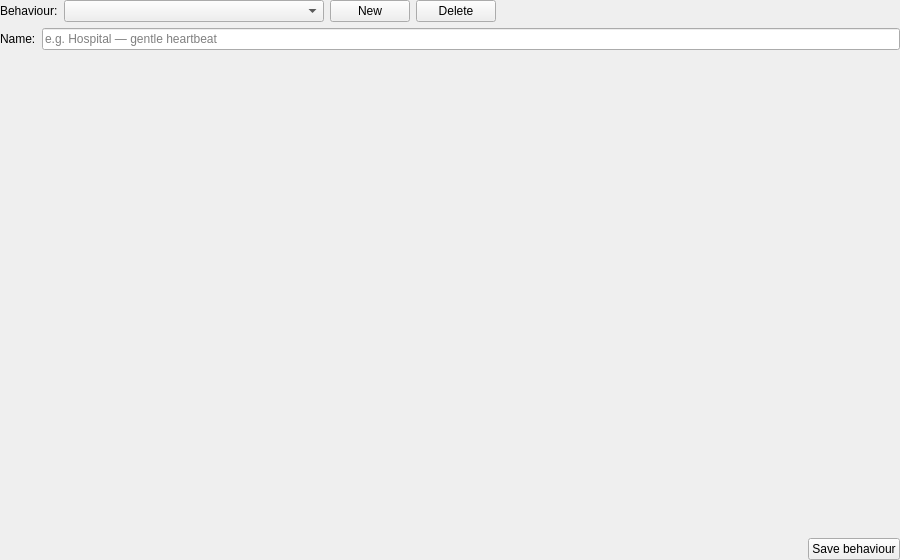
techandpeople/SoftEdIBO, file src/gui/ui/behavior_editor_panel.ui: the form before one commit.
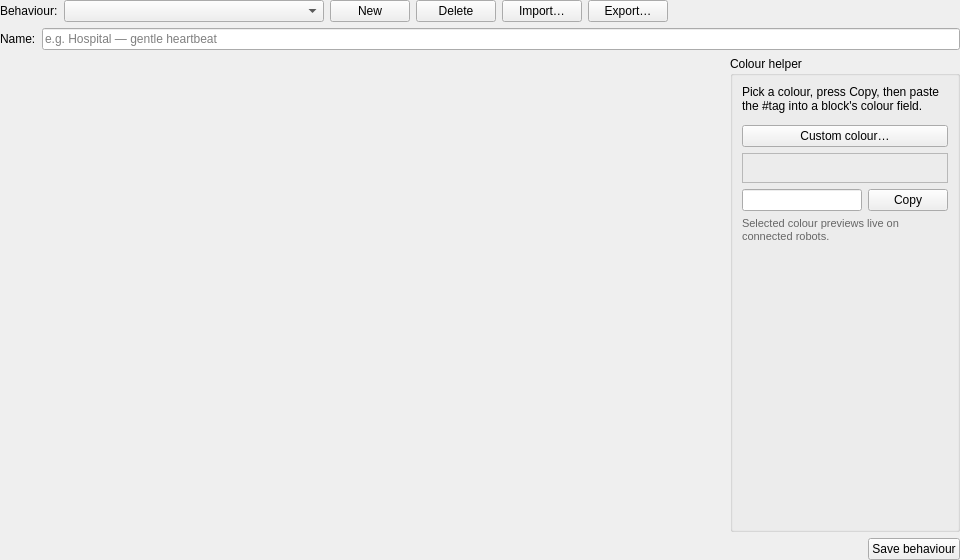
The form after the commit.

Patch:
```diff
--- a/src/gui/ui/behavior_editor_panel.ui
+++ b/src/gui/ui/behavior_editor_panel.ui
@@ -3,7 +3,7 @@
  <class>BehaviorEditorPanel</class>
  <widget class="QWidget" name="BehaviorEditorPanel">
   <property name="geometry">
-   <rect><x>0</x><y>0</y><width>900</width><height>560</height></rect>
+   <rect><x>0</x><y>0</y><width>960</width><height>560</height></rect>
   </property>
   <layout class="QVBoxLayout" name="verticalLayout">
    <property name="leftMargin"><number>0</number></property>
@@ -37,6 +37,18 @@
        <property name="whatsThis"><string>Delete the selected saved behaviour from the database. Cannot be undone.</string></property>
       </widget>
      </item>
+     <item>
+      <widget class="QPushButton" name="importButton">
+       <property name="text"><string>Import…</string></property>
+       <property name="whatsThis"><string>Load a behaviour from a portable .json file as a new, unsaved behaviour for review.</string></property>
+      </widget>
+     </item>
+     <item>
+      <widget class="QPushButton" name="exportButton">
+       <property name="text"><string>Export…</string></property>
+       <property name="whatsThis"><string>Save the current behaviour to a portable .json file you can share or back up.</string></property>
+      </widget>
+     </item>
      <item>
       <spacer name="top_spacer">
        <property name="orientation"><enum>Qt::Horizontal</enum></property>
@@ -61,6 +73,8 @@
     </layout>
    </item>
    <item>
+    <layout class="QHBoxLayout" name="editor_row">
+     <item>
     <widget class="QWidget" name="webContainer" native="true">
      <property name="whatsThis"><string>Drag blocks here to build the activity behaviour. Phases are States; inside each State you stack actions (set the LED, beat, inflate, wait, wait for touch…) and add Transitions that move to another phase after a time, enough touches, or an organ condition.</string></property>
      <property name="sizePolicy">
@@ -75,6 +89,80 @@
       <property name="bottomMargin"><number>0</number></property>
      </layout>
     </widget>
+     </item>
+     <item>
+      <widget class="QGroupBox" name="colourGroup">
+       <property name="title"><string>Colour helper</string></property>
+       <property name="maximumSize">
+        <size><width>230</width><height>16777215</height></size>
+       </property>
+       <property name="whatsThis"><string>Pick a colour visually here, Copy it, then paste the #tag into the colour field of a "set LED" or "set LED halves" block. The selected colour previews live on the connected robots.</string></property>
+       <layout class="QVBoxLayout" name="colourLayout">
+        <item>
+         <widget class="QLabel" name="colourHelp">
+          <property name="text"><string>Pick a colour, press Copy, then paste the #tag into a block's colour field.</string></property>
+          <property name="wordWrap"><bool>true</bool></property>
+         </widget>
+        </item>
+        <item>
+         <widget class="QWidget" name="swatchContainer" native="true">
+          <layout class="QGridLayout" name="swatchLayout">
+           <property name="leftMargin"><number>0</number></property>
+           <property name="topMargin"><number>0</number></property>
+           <property name="rightMargin"><number>0</number></property>
+           <property name="bottomMargin"><number>0</number></property>
+           <property name="spacing"><number>4</number></property>
+          </layout>
+         </widget>
+        </item>
+        <item>
+         <widget class="QPushButton" name="pickColourButton">
+          <property name="text"><string>Custom colour…</string></property>
+          <property name="whatsThis"><string>Open the full colour picker to choose any colour.</string></property>
+         </widget>
+        </item>
+        <item>
+         <widget class="QFrame" name="previewSwatch">
+          <property name="minimumSize">
+           <size><width>0</width><height>30</height></size>
+          </property>
+          <property name="frameShape"><enum>QFrame::StyledPanel</enum></property>
+          <property name="toolTip"><string>The colour currently selected in the helper.</string></property>
+         </widget>
+        </item>
+        <item>
+         <layout class="QHBoxLayout" name="hexRow">
+          <item>
+           <widget class="QLineEdit" name="hexEdit">
+            <property name="readOnly"><bool>true</bool></property>
+            <property name="whatsThis"><string>The selected colour's #rrggbb tag. Copy it into a block's colour field.</string></property>
+           </widget>
+          </item>
+          <item>
+           <widget class="QPushButton" name="copyHexButton">
+            <property name="text"><string>Copy</string></property>
+            <property name="whatsThis"><string>Copy the #tag to the clipboard so you can paste it into a colour block.</string></property>
+           </widget>
+          </item>
+         </layout>
+        </item>
+        <item>
+         <widget class="QLabel" name="previewNote">
+          <property name="text"><string>Selected colour previews live on connected robots.</string></property>
+          <property name="wordWrap"><bool>true</bool></property>
+          <property name="styleSheet"><string>color: #666; font-size: 11px;</string></property>
+         </widget>
+        </item>
+        <item>
+         <spacer name="colour_spacer">
+          <property name="orientation"><enum>Qt::Vertical</enum></property>
+          <property name="sizeHint" stdset="0"><size><width>20</width><height>40</height></size></property>
+         </spacer>
+        </item>
+       </layout>
+      </widget>
+     </item>
+    </layout>
    </item>
    <item>
     <layout class="QHBoxLayout" name="button_row">
```
Lines whose indentation alone changed are shown as unchanged.
